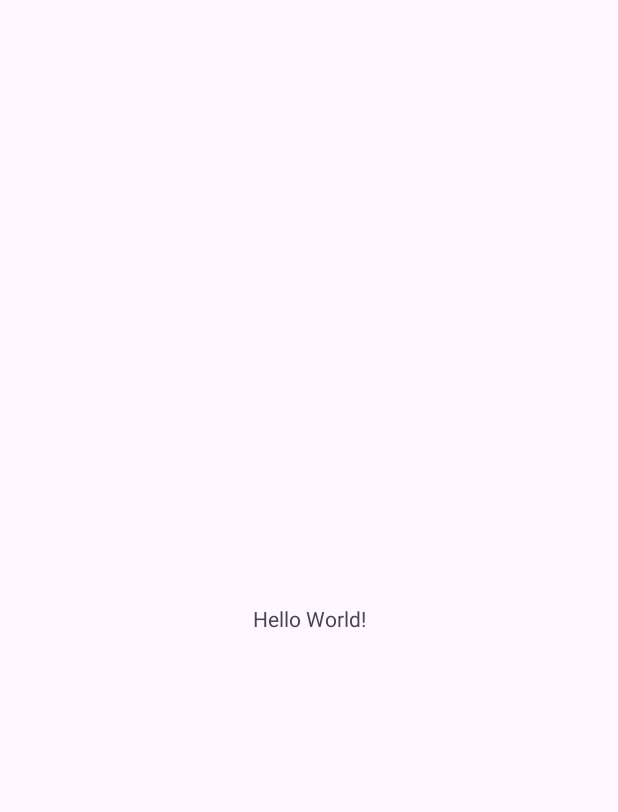
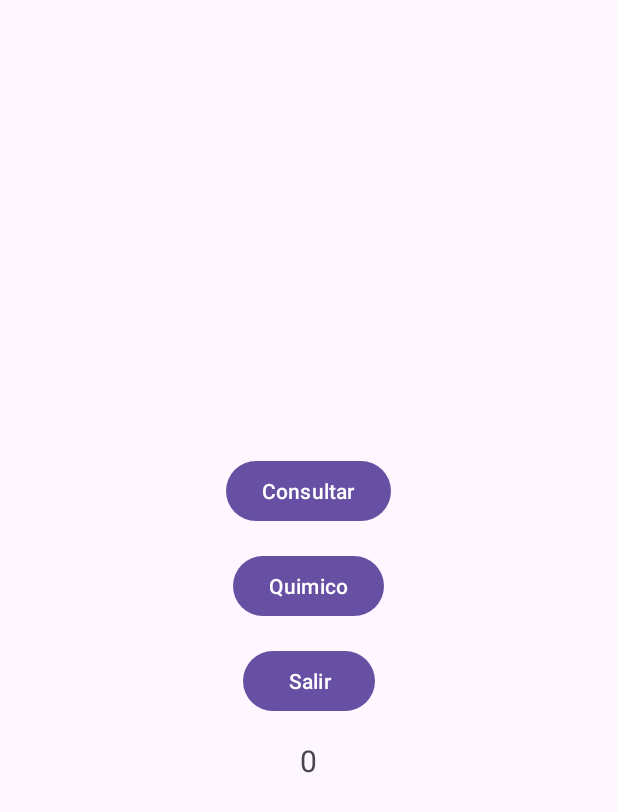
Before and after one commit to Josebasmh/EXAMEN_2_PROM, an Android app: the screen it shows after launch (MainActivity), on a phone screen of 412 x 824 dp. Before the commit the part shown is almost empty. Shown: the top 812 px of the screen. Run offline under Robolectric (Android 15) with nearby library versions, the phone set to English and light mode, and no system bars.

Commit message:
ADD- ventana principal.

```diff
--- a/app/src/main/AndroidManifest.xml
+++ b/app/src/main/AndroidManifest.xml
@@ -13,6 +13,12 @@
         android:theme="@style/Theme.Examen_2"
         tools:targetApi="31">
         <activity
+            android:name=".LoginActivity"
+            android:exported="false" />
+        <activity
+            android:name=".SearchActivity"
+            android:exported="false" />
+        <activity
             android:name=".MainActivity"
             android:exported="true">
             <intent-filter>
--- a/app/src/main/res/layout/activity_main.xml
+++ b/app/src/main/res/layout/activity_main.xml
@@ -1,18 +1,37 @@
 <?xml version="1.0" encoding="utf-8"?>
-<androidx.constraintlayout.widget.ConstraintLayout xmlns:android="http://schemas.android.com/apk/res/android"
+<LinearLayout
+    xmlns:android="http://schemas.android.com/apk/res/android"
     xmlns:app="http://schemas.android.com/apk/res-auto"
     xmlns:tools="http://schemas.android.com/tools"
     android:layout_width="match_parent"
     android:layout_height="match_parent"
+    android:gravity="center"
+    android:orientation="vertical"
     tools:context=".MainActivity">
 
-    <TextView
+    <Button
         android:layout_width="wrap_content"
         android:layout_height="wrap_content"
-        android:text="Hello World!"
-        app:layout_constraintBottom_toBottomOf="parent"
-        app:layout_constraintEnd_toEndOf="parent"
-        app:layout_constraintStart_toStartOf="parent"
-        app:layout_constraintTop_toTopOf="parent" />
+        android:text="@string/consultar"
+        android:layout_marginBottom="15sp"
+        android:onClick="cargarConsulta"/>
+    <Button
+        android:layout_width="wrap_content"
+        android:layout_height="wrap_content"
+        android:text="@string/quimico"
+        android:layout_marginBottom="15sp"
+        android:onClick="cargarQuimico"/>
+    <Button
+        android:layout_width="wrap_content"
+        android:layout_height="wrap_content"
+        android:text="@string/salir"
+        android:layout_marginBottom="15sp"
+        android:onClick="salir"/>
+    <TextView
+        android:id="@+id/tvConsultas"
+        android:layout_width="wrap_content"
+        android:layout_height="wrap_content"
+        android:textSize="20sp"
+        android:text="0"/>
 
-</androidx.constraintlayout.widget.ConstraintLayout>
+</LinearLayout>
--- a/app/src/main/res/values/strings.xml
+++ b/app/src/main/res/values/strings.xml
@@ -1,3 +1,6 @@
 <resources>
     <string name="app_name">Examen_2</string>
+    <string name="consultar">Consultar</string>
+    <string name="quimico">Quimico</string>
+    <string name="salir">Salir</string>
 </resources>
```
Also changed, not shown: app/src/main/java/com/example/examen_2/LoginActivity.java (added, +14 -0 lines), app/src/main/java/com/example/examen_2/MainActivity.java (+24 -0 lines), app/src/main/java/com/example/examen_2/SearchActivity.java (added, +17 -0 lines), app/src/main/res/layout/activity_login.xml (added, +9 -0 lines), app/src/main/res/layout/activity_search.xml (added, +9 -0 lines).
